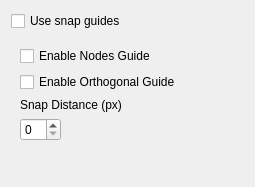
Before: the Qt Designer form libs/flake/tools/SnapGuideConfigWidget.ui in KDE/krita, drawn with Qt 5.
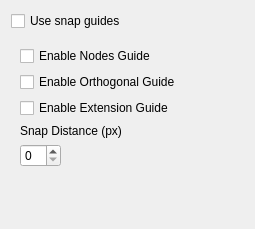
After: the same form once the commit is applied.

Commit message: implemnented a new snaping guide which snaps to the direction of the line/path at its end points

The edit to the form file:
```diff
--- a/libs/flake/tools/SnapGuideConfigWidget.ui
+++ b/libs/flake/tools/SnapGuideConfigWidget.ui
@@ -6,7 +6,7 @@
     <x>0</x>
     <y>0</y>
     <width>255</width>
-    <height>187</height>
+    <height>229</height>
    </rect>
   </property>
   <property name="windowTitle" >
@@ -38,16 +38,23 @@
        </widget>
       </item>
       <item row="2" column="0" colspan="2" >
+       <widget class="QCheckBox" name="extensionSnapGuide" >
+        <property name="text" >
+         <string>Enable Extension Guide</string>
+        </property>
+       </widget>
+      </item>
+      <item row="3" column="0" colspan="2" >
        <widget class="QLabel" name="label" >
         <property name="text" >
          <string>Snap Distance (px)</string>
         </property>
        </widget>
       </item>
-      <item row="3" column="0" >
+      <item row="4" column="0" >
        <widget class="QSpinBox" name="snapDistance" />
       </item>
-      <item row="3" column="1" >
+      <item row="4" column="1" >
        <spacer>
         <property name="orientation" >
          <enum>Qt::Horizontal</enum>
@@ -60,7 +67,7 @@
         </property>
        </spacer>
       </item>
-      <item row="4" column="0" >
+      <item row="5" column="0" >
        <spacer>
         <property name="orientation" >
          <enum>Qt::Vertical</enum>
```
The commit also changes 6 other files.
